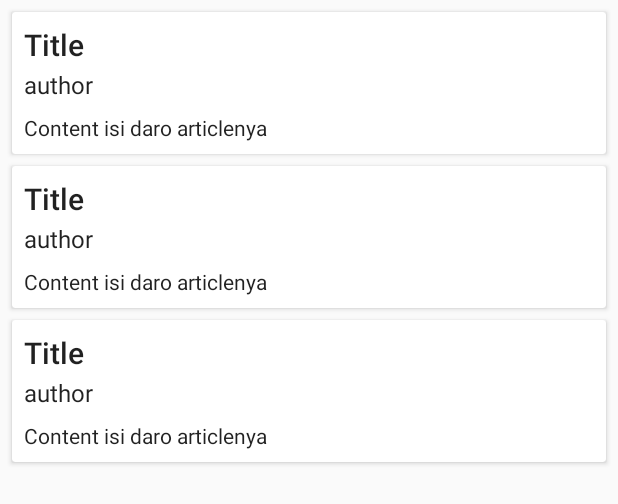
After one commit to MaulIbra/App_Yogya, an Android app: the layout article_list_view.xml on its own in the app's theme, with its tools: preview values and no code run, on a phone screen of 412 x 824 dp. The commit adds this screen. Shown: the top 504 px of the screen. Run offline under Robolectric (Android 15) with nearby library versions, the phone set to English and light mode, and no system bars.

Commit message:
add item view article and list view article with adapter

```diff
--- /dev/null
+++ b/app/src/main/res/layout/article_item.xml
@@ -0,0 +1,42 @@
+<?xml version="1.0" encoding="utf-8"?>
+<android.support.v7.widget.CardView xmlns:android="http://schemas.android.com/apk/res/android"
+    android:layout_width="match_parent"
+    android:layout_height="wrap_content"
+    android:layout_marginEnd="8dp"
+    android:layout_marginStart="8dp"
+    android:layout_marginTop="8dp">
+
+    <RelativeLayout
+        android:layout_width="wrap_content"
+        android:layout_height="wrap_content"
+        android:padding="8dp">
+
+        <TextView
+            android:id="@+id/text_view_article_title"
+            android:layout_width="wrap_content"
+            android:layout_height="wrap_content"
+            android:text="Title"
+            android:textAppearance="@style/TextAppearance.AppCompat.Title"/>
+
+        <TextView
+            android:id="@+id/text_view_article_author"
+            android:layout_width="wrap_content"
+            android:layout_height="wrap_content"
+            android:layout_below="@id/text_view_article_title"
+            android:text="author"
+            android:layout_marginTop="2dp"
+            android:textAppearance="@style/TextAppearance.AppCompat.Subhead"
+            />
+
+        <TextView
+            android:id="@+id/text_view_article_content"
+            android:layout_width="wrap_content"
+            android:layout_height="wrap_content"
+            android:layout_below="@id/text_view_article_author"
+            android:text="Content isi daro articlenya"
+            android:layout_marginTop="8dp"
+            android:textAppearance="@style/TextAppearance.AppCompat.Body1"
+            />
+
+    </RelativeLayout>
+</android.support.v7.widget.CardView>
--- /dev/null
+++ b/app/src/main/res/layout/article_list_view.xml
@@ -0,0 +1,15 @@
+<?xml version="1.0" encoding="utf-8"?>
+<android.support.design.widget.CoordinatorLayout xmlns:android="http://schemas.android.com/apk/res/android"
+    android:layout_width="match_parent"
+    android:layout_height="match_parent"
+    xmlns:tools="http://schemas.android.com/tools"
+    tools:context=".Features.Article.View.ArticleView">
+
+    <android.support.v7.widget.RecyclerView
+        android:id="@+id/recyclerView_article"
+        android:layout_width="match_parent"
+        android:layout_height="match_parent"
+        tools:listitem="@layout/article_item"
+        />
+
+</android.support.design.widget.CoordinatorLayout>
```
Also changed, not shown: app/src/main/java/com/example/yogyakarta_app/Features/Article/View/ArticleAdapter.java (added, +59 -0 lines), app/src/main/java/com/example/yogyakarta_app/Features/Article/View/ArticleView.java (+10 -1 lines).
